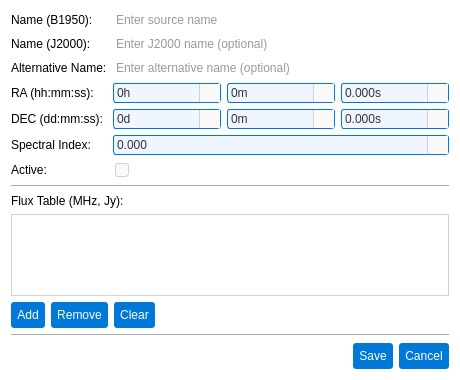
This is pastrocore/gui_pyside/dialog_edtior_source.ui in Torward1024/pAstroCORE as Qt 5 draws it before an edit. The edited form follows.
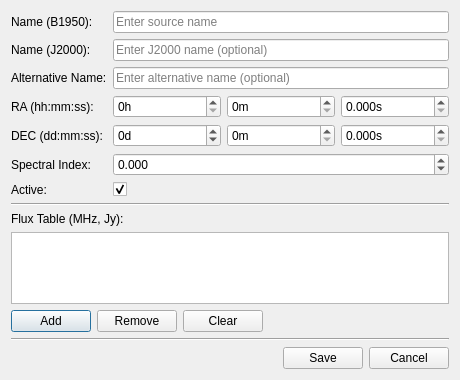
This is the edited form. Icons and pictures are not drawn.

```diff
--- a/pastrocore/gui_pyside/dialog_edtior_source.ui
+++ b/pastrocore/gui_pyside/dialog_edtior_source.ui
@@ -38,9 +38,6 @@
    <iconset resource="../gui/icons/icons.qrc">
     <normaloff>:/icons/edit_icon.svg</normaloff>:/icons/edit_icon.svg</iconset>
   </property>
-  <property name="styleSheet">
-   <string>background-color: #ffffff; font-family: Arial;</string>
-  </property>
   <property name="modal">
    <bool>true</bool>
   </property>
@@ -56,30 +53,6 @@
      </item>
      <item row="0" column="1">
       <widget class="QLineEdit" name="nameEdit">
-       <property name="styleSheet">
-        <string notr="true">QLineEdit {
-    font-family: Arial;
-    font-size: 9pt;
-    color: #333333;
-    padding: 1px;
-    border-radius: 3px;
-}
-QLineEdit[readOnly=&quot;true&quot;] {
-    border: 1px solid #d3d3d3;
-    background-color: #f9f9f9;
-}
-QLineEdit[readOnly=&quot;false&quot;] {
-    border: 1px solid #0078d7;
-    background-color: #f0f6ff;
-}
-QLineEdit[readOnly=&quot;false&quot;]:hover {
-    border: 1px solid #1a8cff;
-}
-QLineEdit[readOnly=&quot;false&quot;]:focus {
-    border: 1px solid #005bb5;
-    background-color: #ffffff;
-}</string>
-       </property>
        <property name="placeholderText">
         <string>Enter source name</string>
        </property>
@@ -94,30 +67,6 @@
      </item>
      <item row="1" column="1">
       <widget class="QLineEdit" name="nameJ2000Edit">
-       <property name="styleSheet">
-        <string notr="true">QLineEdit {
-    font-family: Arial;
-    font-size: 9pt;
-    color: #333333;
-    padding: 1px;
-    border-radius: 3px;
-}
-QLineEdit[readOnly=&quot;true&quot;] {
-    border: 1px solid #d3d3d3;
-    background-color: #f9f9f9;
-}
-QLineEdit[readOnly=&quot;false&quot;] {
-    border: 1px solid #0078d7;
-    background-color: #f0f6ff;
-}
-QLineEdit[readOnly=&quot;false&quot;]:hover {
-    border: 1px solid #1a8cff;
-}
-QLineEdit[readOnly=&quot;false&quot;]:focus {
-    border: 1px solid #005bb5;
-    background-color: #ffffff;
-}</string>
-       </property>
        <property name="placeholderText">
         <string>Enter J2000 name (optional)</string>
        </property>
@@ -132,30 +81,6 @@
      </item>
      <item row="2" column="1">
       <widget class="QLineEdit" name="altNameEdit">
-       <property name="styleSheet">
-        <string notr="true">QLineEdit {
-    font-family: Arial;
-    font-size: 9pt;
-    color: #333333;
-    padding: 1px;
-    border-radius: 3px;
-}
-QLineEdit[readOnly=&quot;true&quot;] {
-    border: 1px solid #d3d3d3;
-    background-color: #f9f9f9;
-}
-QLineEdit[readOnly=&quot;false&quot;] {
-    border: 1px solid #0078d7;
-    background-color: #f0f6ff;
-}
-QLineEdit[readOnly=&quot;false&quot;]:hover {
-    border: 1px solid #1a8cff;
-}
-QLineEdit[readOnly=&quot;false&quot;]:focus {
-    border: 1px solid #005bb5;
-    background-color: #ffffff;
-}</string>
-       </property>
        <property name="placeholderText">
         <string>Enter alternative name (optional)</string>
        </property>
@@ -172,78 +97,6 @@
       <layout class="QHBoxLayout" name="raLayout">
        <item>
         <widget class="QDoubleSpinBox" name="raHEdit">
-         <property name="styleSheet">
-          <string notr="true">/* Base style for QDoubleSpinBox */
-QDoubleSpinBox {
-    font-family: Arial;
-    font-size: 9pt;
-    color: #333333;
-    padding: 1px;
-    padding-right: 20px;
-    border-radius: 3px;
-    background-color: #f9f9f9; /* Matches readOnly QLineEdit background */
-    border: 1px solid #d3d3d3; /* Matches readOnly QLineEdit border */
-}
-
-/* Editable state */
-QDoubleSpinBox:editable {
-    background-color: #f0f6ff; /* Matches editable QComboBox background */
-    border: 1px solid #0078d7; /* Matches editable QComboBox border */
-}
-
-/* Editable hover state */
-QDoubleSpinBox:editable:hover {
-    border: 1px solid #1a8cff; /* Matches editable QComboBox:hover border */
-}
-
-/* Editable focus state */
-QDoubleSpinBox:editable:focus {
-    border: 1px solid #005bb5; /* Matches editable QComboBox:focus border */
-    background-color: #ffffff; /* Matches editable QComboBox:focus background */
-}
-
-/* Non-editable state */
-QDoubleSpinBox:!editable {
-    background-color: #f0f6ff; /* Matches non-editable QComboBox background */
-    border: 1px solid #0078d7; /* Matches non-editable QComboBox border */
-}
-
-/* Non-editable hover state */
-QDoubleSpinBox:!editable:hover {
-    border: 1px solid #1a8cff; /* Matches non-editable QComboBox:hover border */
-}
-
-/* Non-editable focus state */
-QDoubleSpinBox:!editable:focus {
-    border: 1px solid #005bb5; /* Matches non-editable QComboBox:focus border */
-    background-color: #ffffff; /* Matches non-editable QComboBox:focus background */
-}
-
-/* Styling for up/down buttons */
-QDoubleSpinBox::up-button, QDoubleSpinBox::down-button {
-    subcontrol-origin: padding;
-    width: 20px;
-    border-left: 1px solid #d3d3d3; /* Visual separation like QComboBox drop-down */
-    background-color: #f9f9f9; /* Matches QComboBox drop-down background */
-}
-/* Hover state for up/down buttons */
-QDoubleSpinBox::up-button:hover, QDoubleSpinBox::down-button:hover {
-    background-color: #0078d7; /* Matches QComboBox drop-down:hover */
-}
-
-/* Up arrow styling */
-QDoubleSpinBox::up-arrow {
-    width: 12px;
-    height: 12px;
-    image: url(:/icons/up_arrow_icon.svg); /* Ensure this icon exists */
-}
-/* Down arrow styling */
-QDoubleSpinBox::down-arrow {
-    width: 12px;
-    height: 12px;
-    image: url(:/icons/down_arrow_icon.svg); /* Matches QComboBox down-arrow */
-}</string>
-         </property>
          <property name="suffix">
           <string>h</string>
          </property>
@@ -257,78 +110,6 @@
        </item>
        <item>
         <widget class="QDoubleSpinBox" name="raMEdit">
-         <property name="styleSheet">
-          <string notr="true">/* Base style for QDoubleSpinBox */
-QDoubleSpinBox {
-    font-family: Arial;
-    font-size: 9pt;
-    color: #333333;
-    padding: 1px;
-    padding-right: 20px;
-    border-radius: 3px;
-    background-color: #f9f9f9; /* Matches readOnly QLineEdit background */
-    border: 1px solid #d3d3d3; /* Matches readOnly QLineEdit border */
-}
-
-/* Editable state */
-QDoubleSpinBox:editable {
-    background-color: #f0f6ff; /* Matches editable QComboBox background */
-    border: 1px solid #0078d7; /* Matches editable QComboBox border */
-}
-
-/* Editable hover state */
-QDoubleSpinBox:editable:hover {
-    border: 1px solid #1a8cff; /* Matches editable QComboBox:hover border */
-}
-
-/* Editable focus state */
-QDoubleSpinBox:editable:focus {
-    border: 1px solid #005bb5; /* Matches editable QComboBox:focus border */
-    background-color: #ffffff; /* Matches editable QComboBox:focus background */
-}
-
-/* Non-editable state */
-QDoubleSpinBox:!editable {
-    background-color: #f0f6ff; /* Matches non-editable QComboBox background */
-    border: 1px solid #0078d7; /* Matches non-editable QComboBox border */
-}
-
-/* Non-editable hover state */
-QDoubleSpinBox:!editable:hover {
-    border: 1px solid #1a8cff; /* Matches non-editable QComboBox:hover border */
-}
-
-/* Non-editable focus state */
-QDoubleSpinBox:!editable:focus {
-    border: 1px solid #005bb5; /* Matches non-editable QComboBox:focus border */
-    background-color: #ffffff; /* Matches non-editable QComboBox:focus background */
-}
-
-/* Styling for up/down buttons */
-QDoubleSpinBox::up-button, QDoubleSpinBox::down-button {
-    subcontrol-origin: padding;
-    width: 20px;
-    border-left: 1px solid #d3d3d3; /* Visual separation like QComboBox drop-down */
-    background-color: #f9f9f9; /* Matches QComboBox drop-down background */
-}
-/* Hover state for up/down buttons */
-QDoubleSpinBox::up-button:hover, QDoubleSpinBox::down-button:hover {
-    background-color: #0078d7; /* Matches QComboBox drop-down:hover */
-}
-
-/* Up arrow styling */
-QDoubleSpinBox::up-arrow {
-    width: 12px;
-    height: 12px;
-    image: url(:/icons/up_arrow_icon.svg); /* Ensure this icon exists */
-}
-/* Down arrow styling */
-QDoubleSpinBox::down-arrow {
-    width: 12px;
-    height: 12px;
-    image: url(:/icons/down_arrow_icon.svg); /* Matches QComboBox down-arrow */
-}</string>
-         </property>
          <property name="suffix">
           <string>m</string>
          </property>
@@ -342,78 +123,6 @@
        </item>
        <item>
         <widget class="QDoubleSpinBox" name="raSEdit">
-         <property name="styleSheet">
-          <string notr="true">/* Base style for QDoubleSpinBox */
-QDoubleSpinBox {
-    font-family: Arial;
-    font-size: 9pt;
-    color: #333333;
-    padding: 1px;
-    padding-right: 20px;
-    border-radius: 3px;
-    background-color: #f9f9f9; /* Matches readOnly QLineEdit background */
-    border: 1px solid #d3d3d3; /* Matches readOnly QLineEdit border */
-}
-
-/* Editable state */
-QDoubleSpinBox:editable {
-    background-color: #f0f6ff; /* Matches editable QComboBox background */
-    border: 1px solid #0078d7; /* Matches editable QComboBox border */
-}
-
-/* Editable hover state */
-QDoubleSpinBox:editable:hover {
-    border: 1px solid #1a8cff; /* Matches editable QComboBox:hover border */
-}
-
-/* Editable focus state */
-QDoubleSpinBox:editable:focus {
-    border: 1px solid #005bb5; /* Matches editable QComboBox:focus border */
-    background-color: #ffffff; /* Matches editable QComboBox:focus background */
-}
-
-/* Non-editable state */
-QDoubleSpinBox:!editable {
-    background-color: #f0f6ff; /* Matches non-editable QComboBox background */
-    border: 1px solid #0078d7; /* Matches non-editable QComboBox border */
-}
-
-/* Non-editable hover state */
-QDoubleSpinBox:!editable:hover {
-    border: 1px solid #1a8cff; /* Matches non-editable QComboBox:hover border */
-}
-
-/* Non-editable focus state */
-QDoubleSpinBox:!editable:focus {
-    border: 1px solid #005bb5; /* Matches non-editable QComboBox:focus border */
-    background-color: #ffffff; /* Matches non-editable QComboBox:focus background */
-}
-
-/* Styling for up/down buttons */
-QDoubleSpinBox::up-button, QDoubleSpinBox::down-button {
-    subcontrol-origin: padding;
-    width: 20px;
-    border-left: 1px solid #d3d3d3; /* Visual separation like QComboBox drop-down */
-    background-color: #f9f9f9; /* Matches QComboBox drop-down background */
-}
-/* Hover state for up/down buttons */
-QDoubleSpinBox::up-button:hover, QDoubleSpinBox::down-button:hover {
-    background-color: #0078d7; /* Matches QComboBox drop-down:hover */
-}
-
-/* Up arrow styling */
-QDoubleSpinBox::up-arrow {
-    width: 12px;
-    height: 12px;
-    image: url(:/icons/up_arrow_icon.svg); /* Ensure this icon exists */
-}
-/* Down arrow styling */
-QDoubleSpinBox::down-arrow {
-    width: 12px;
-    height: 12px;
-    image: url(:/icons/down_arrow_icon.svg); /* Matches QComboBox down-arrow */
-}</string>
-         </property>
          <property name="suffix">
           <string>s</string>
          </property>
@@ -438,78 +147,6 @@
       <layout class="QHBoxLayout" name="decLayout">
        <item>
         <widget class="QDoubleSpinBox" name="deDEdit">
-         <property name="styleSheet">
-          <string notr="true">/* Base style for QDoubleSpinBox */
-QDoubleSpinBox {
-    font-family: Arial;
-    font-size: 9pt;
-    color: #333333;
-    padding: 1px;
-    padding-right: 20px;
-    border-radius: 3px;
-    background-color: #f9f9f9; /* Matches readOnly QLineEdit background */
-    border: 1px solid #d3d3d3; /* Matches readOnly QLineEdit border */
-}
-
-/* Editable state */
-QDoubleSpinBox:editable {
-    background-color: #f0f6ff; /* Matches editable QComboBox background */
-    border: 1px solid #0078d7; /* Matches editable QComboBox border */
-}
-
-/* Editable hover state */
-QDoubleSpinBox:editable:hover {
-    border: 1px solid #1a8cff; /* Matches editable QComboBox:hover border */
-}
-
-/* Editable focus state */
-QDoubleSpinBox:editable:focus {
-    border: 1px solid #005bb5; /* Matches editable QComboBox:focus border */
-    background-color: #ffffff; /* Matches editable QComboBox:focus background */
-}
-
-/* Non-editable state */
-QDoubleSpinBox:!editable {
-    background-color: #f0f6ff; /* Matches non-editable QComboBox background */
-    border: 1px solid #0078d7; /* Matches non-editable QComboBox border */
-}
-
-/* Non-editable hover state */
-QDoubleSpinBox:!editable:hover {
-    border: 1px solid #1a8cff; /* Matches non-editable QComboBox:hover border */
-}
-
-/* Non-editable focus state */
-QDoubleSpinBox:!editable:focus {
-    border: 1px solid #005bb5; /* Matches non-editable QComboBox:focus border */
-    background-color: #ffffff; /* Matches non-editable QComboBox:focus background */
-}
-
-/* Styling for up/down buttons */
-QDoubleSpinBox::up-button, QDoubleSpinBox::down-button {
-    subcontrol-origin: padding;
-    width: 20px;
-    border-left: 1px solid #d3d3d3; /* Visual separation like QComboBox drop-down */
-    background-color: #f9f9f9; /* Matches QComboBox drop-down background */
-}
-/* Hover state for up/down buttons */
-QDoubleSpinBox::up-button:hover, QDoubleSpinBox::down-button:hover {
-    background-color: #0078d7; /* Matches QComboBox drop-down:hover */
-}
-
-/* Up arrow styling */
-QDoubleSpinBox::up-arrow {
-    width: 12px;
-    height: 12px;
-    image: url(:/icons/up_arrow_icon.svg); /* Ensure this icon exists */
-}
-/* Down arrow styling */
-QDoubleSpinBox::down-arrow {
-    width: 12px;
-    height: 12px;
-    image: url(:/icons/down_arrow_icon.svg); /* Matches QComboBox down-arrow */
-}</string>
-         </property>
          <property name="suffix">
           <string>d</string>
          </property>
@@ -526,78 +163,6 @@
        </item>
        <item>
         <widget class="QDoubleSpinBox" name="deMEdit">
-         <property name="styleSheet">
-          <string notr="true">/* Base style for QDoubleSpinBox */
-QDoubleSpinBox {
-    font-family: Arial;
-    font-size: 9pt;
-    color: #333333;
-    padding: 1px;
-    padding-right: 20px;
-    border-radius: 3px;
-    background-color: #f9f9f9; /* Matches readOnly QLineEdit background */
-    border: 1px solid #d3d3d3; /* Matches readOnly QLineEdit border */
-}
-
-/* Editable state */
-QDoubleSpinBox:editable {
-    background-color: #f0f6ff; /* Matches editable QComboBox background */
-    border: 1px solid #0078d7; /* Matches editable QComboBox border */
-}
-
-/* Editable hover state */
-QDoubleSpinBox:editable:hover {
-    border: 1px solid #1a8cff; /* Matches editable QComboBox:hover border */
-}
-
-/* Editable focus state */
-QDoubleSpinBox:editable:focus {
-    border: 1px solid #005bb5; /* Matches editable QComboBox:focus border */
-    background-color: #ffffff; /* Matches editable QComboBox:focus background */
-}
-
-/* Non-editable state */
-QDoubleSpinBox:!editable {
-    background-color: #f0f6ff; /* Matches non-editable QComboBox background */
-    border: 1px solid #0078d7; /* Matches non-editable QComboBox border */
-}
-
-/* Non-editable hover state */
-QDoubleSpinBox:!editable:hover {
-    border: 1px solid #1a8cff; /* Matches non-editable QComboBox:hover border */
-}
-
-/* Non-editable focus state */
-QDoubleSpinBox:!editable:focus {
-    border: 1px solid #005bb5; /* Matches non-editable QComboBox:focus border */
-    background-color: #ffffff; /* Matches non-editable QComboBox:focus background */
-}
-
-/* Styling for up/down buttons */
-QDoubleSpinBox::up-button, QDoubleSpinBox::down-button {
-    subcontrol-origin: padding;
-    width: 20px;
-    border-left: 1px solid #d3d3d3; /* Visual separation like QComboBox drop-down */
-    background-color: #f9f9f9; /* Matches QComboBox drop-down background */
-}
-/* Hover state for up/down buttons */
-QDoubleSpinBox::up-button:hover, QDoubleSpinBox::down-button:hover {
-    background-color: #0078d7; /* Matches QComboBox drop-down:hover */
-}
-
-/* Up arrow styling */
-QDoubleSpinBox::up-arrow {
-    width: 12px;
-    height: 12px;
-    image: url(:/icons/up_arrow_icon.svg); /* Ensure this icon exists */
-}
-/* Down arrow styling */
-QDoubleSpinBox::down-arrow {
-    width: 12px;
-    height: 12px;
-    image: url(:/icons/down_arrow_icon.svg); /* Matches QComboBox down-arrow */
-}</string>
-         </property>
          <property name="suffix">
           <string>m</string>
          </property>
@@ -611,78 +176,6 @@
        </item>
        <item>
         <widget class="QDoubleSpinBox" name="deSEdit">
-         <property name="styleSheet">
-          <string notr="true">/* Base style for QDoubleSpinBox */
-QDoubleSpinBox {
-    font-family: Arial;
-    font-size: 9pt;
-    color: #333333;
-    padding: 1px;
-    padding-right: 20px;
-    border-radius: 3px;
-    background-color: #f9f9f9; /* Matches readOnly QLineEdit background */
-    border: 1px solid #d3d3d3; /* Matches readOnly QLineEdit border */
-}
-
-/* Editable state */
-QDoubleSpinBox:editable {
-    background-color: #f0f6ff; /* Matches editable QComboBox background */
-    border: 1px solid #0078d7; /* Matches editable QComboBox border */
-}
-
-/* Editable hover state */
-QDoubleSpinBox:editable:hover {
-    border: 1px solid #1a8cff; /* Matches editable QComboBox:hover border */
-}
-
-/* Editable focus state */
-QDoubleSpinBox:editable:focus {
-    border: 1px solid #005bb5; /* Matches editable QComboBox:focus border */
-    background-color: #ffffff; /* Matches editable QComboBox:focus background */
-}
-
-/* Non-editable state */
-QDoubleSpinBox:!editable {
-    background-color: #f0f6ff; /* Matches non-editable QComboBox background */
-    border: 1px solid #0078d7; /* Matches non-editable QComboBox border */
-}
-
-/* Non-editable hover state */
-QDoubleSpinBox:!editable:hover {
-    border: 1px solid #1a8cff; /* Matches non-editable QComboBox:hover border */
-}
-
-/* Non-editable focus state */
-QDoubleSpinBox:!editable:focus {
-    border: 1px solid #005bb5; /* Matches non-editable QComboBox:focus border */
-    background-color: #ffffff; /* Matches non-editable QComboBox:focus background */
-}
-
-/* Styling for up/down buttons */
-QDoubleSpinBox::up-button, QDoubleSpinBox::down-button {
-    subcontrol-origin: padding;
-    width: 20px;
-    border-left: 1px solid #d3d3d3; /* Visual separation like QComboBox drop-down */
-    background-color: #f9f9f9; /* Matches QComboBox drop-down background */
-}
-/* Hover state for up/down buttons */
-QDoubleSpinBox::up-button:hover, QDoubleSpinBox::down-button:hover {
-    background-color: #0078d7; /* Matches QComboBox drop-down:hover */
-}
-
-/* Up arrow styling */
-QDoubleSpinBox::up-arrow {
-    width: 12px;
-    height: 12px;
-    image: url(:/icons/up_arrow_icon.svg); /* Ensure this icon exists */
-}
-/* Down arrow styling */
-QDoubleSpinBox::down-arrow {
-    width: 12px;
-    height: 12px;
-    image: url(:/icons/down_arrow_icon.svg); /* Matches QComboBox down-arrow */
-}</string>
-         </property>
          <property name="suffix">
           <string>s</string>
          </property>
@@ -705,78 +198,6 @@
      </item>
      <item row="5" column="1">
       <widget class="QDoubleSpinBox" name="spectralIndexEdit">
-       <property name="styleSheet">
-        <string notr="true">/* Base style for QDoubleSpinBox */
-QDoubleSpinBox {
-    font-family: Arial;
-    font-size: 9pt;
-    color: #333333;
-    padding: 1px;
-    padding-right: 20px;
-    border-radius: 3px;
-    background-color: #f9f9f9; /* Matches readOnly QLineEdit background */
-    border: 1px solid #d3d3d3; /* Matches readOnly QLineEdit border */
-}
-
-/* Editable state */
-QDoubleSpinBox:editable {
-    background-color: #f0f6ff; /* Matches editable QComboBox background */
-    border: 1px solid #0078d7; /* Matches editable QComboBox border */
-}
-
-/* Editable hover state */
-QDoubleSpinBox:editable:hover {
-    border: 1px solid #1a8cff; /* Matches editable QComboBox:hover border */
-}
-
-/* Editable focus state */
-QDoubleSpinBox:editable:focus {
-    border: 1px solid #005bb5; /* Matches editable QComboBox:focus border */
-    background-color: #ffffff; /* Matches editable QComboBox:focus background */
-}
-
-/* Non-editable state */
-QDoubleSpinBox:!editable {
-    background-color: #f0f6ff; /* Matches non-editable QComboBox background */
-    border: 1px solid #0078d7; /* Matches non-editable QComboBox border */
-}
-
-/* Non-editable hover state */
-QDoubleSpinBox:!editable:hover {
-    border: 1px solid #1a8cff; /* Matches non-editable QComboBox:hover border */
-}
-
-/* Non-editable focus state */
-QDoubleSpinBox:!editable:focus {
-    border: 1px solid #005bb5; /* Matches non-editable QComboBox:focus border */
-    background-color: #ffffff; /* Matches non-editable QComboBox:focus background */
-}
-
-/* Styling for up/down buttons */
-QDoubleSpinBox::up-button, QDoubleSpinBox::down-button {
-    subcontrol-origin: padding;
-    width: 20px;
-    border-left: 1px solid #d3d3d3; /* Visual separation like QComboBox drop-down */
-    background-color: #f9f9f9; /* Matches QComboBox drop-down background */
-}
-/* Hover state for up/down buttons */
-QDoubleSpinBox::up-button:hover, QDoubleSpinBox::down-button:hover {
-    background-color: #0078d7; /* Matches QComboBox drop-down:hover */
-}
-
-/* Up arrow styling */
-QDoubleSpinBox::up-arrow {
-    width: 12px;
-    height: 12px;
-    image: url(:/icons/up_arrow_icon.svg); /* Ensure this icon exists */
-}
-/* Down arrow styling */
-QDoubleSpinBox::down-arrow {
-    width: 12px;
-    height: 12px;
-    image: url(:/icons/down_arrow_icon.svg); /* Matches QComboBox down-arrow */
-}</string>
-       </property>
        <property name="decimals">
         <number>3</number>
        </property>
@@ -800,85 +221,6 @@
      </item>
      <item row="6" column="1">
       <widget class="QCheckBox" name="isActiveCheckBox">
-       <property name="styleSheet">
-        <string notr="true">/* Основной стиль QCheckBox */
-QCheckBox {
-    font-family: Arial;
-    font-size: 9pt;
-    color: #333333;
-    spacing: 6px;
-    padding: 2px;
-    outline: none;
-}
-
-QCheckBox::item {
-    padding: 2px;
-}
-
-/* Индикатор чекбокса */
-QCheckBox::indicator {
-    width: 12px;
-    height: 12px;
-    border-radius: 3px;
-    border: 1px solid #d3d3d3;
-    background-color: #f9f9f9;
-}
-
-/* Unchecked состояние */
-QCheckBox::indicator:unchecked {
-    border: 1px solid #d3d3d3;
-    background-color: #f9f9f9;
-    image: none;
-}
-
-QCheckBox::indicator:unchecked:hover {
-    border: 1px solid #1a8cff;
-    background-color: #f0f6ff;
-    image: none;
-}
-
-QCheckBox::indicator:unchecked:focus {
-    border: 1px solid #005bb5;
-    background-color: #f0f6ff;
-    image: none;
-}
-
-/* Checked состояние - БЕЛЫЙ ФОН, стандартная граница */
-QCheckBox::indicator:checked {
-    border: 1px solid #0078d7;
-    background-color: #ffffff; /* Белый фон */
-    image: url(:/icons/check_icon.svg);
-}
-
-QCheckBox::indicator:checked:hover {
-    border: 1px solid #1a8cff; /* Стандартная толщина */
-    background-color: #ffffff; /* Белый фон */
-    image: url(:/icons/check_icon_hover.svg);
-}
-
-QCheckBox::indicator:checked:focus {
-    border: 1px solid #005bb5; /* Стандартная толщина */
-    background-color: #ffffff; /* Белый фон */
-    image: url(:/icons/check_icon.svg);
-}
-
-/* Disabled состояния */
-QCheckBox::indicator:unchecked:disabled {
-    border: 1px solid #e0e0e0;
-    background-color: #f5f5f5;
-    image: none;
-}
-
-QCheckBox::indicator:checked:disabled {
-    border: 1px solid #cccccc;
-    background-color: #f0f0f0; /* Светло-серый фон */
-    image: url(:/icons/check_icon_disabled.svg);
-}
-
-QCheckBox:disabled {
-    color: #999999;
-}</string>
-       </property>
        <property name="checked">
         <bool>true</bool>
        </property>
@@ -899,9 +241,6 @@
       <layout class="QHBoxLayout" name="horizontalLayout">
        <item>
         <widget class="QPushButton" name="addFluxButton">
-         <property name="styleSheet">
-          <string>background-color: #0078d7; color: #ffffff; padding: 6px; border-radius: 3px;</string>
-         </property>
          <property name="text">
           <string>Add</string>
          </property>
@@ -909,23 +248,6 @@
        </item>
        <item>
         <widget class="QPushButton" name="removeFluxButton">
-         <property name="styleSheet">
-          <string notr="true">QPushButton {
-    background-color: #0078d7;
-    color: #ffffff;
-    padding: 6px;
-    border-radius: 3px;
-    border: none;
-}
-QPushButton:hover {
-    background-color: #1a8cff; /* Светлее при наведении */
-}
-QPushButton:pressed {
-    background-color: #005bb5; /* Темнее при нажатии */
-    padding-top: 7px; /* Легкое смещение вниз для эффекта &quot;продавливания&quot; */
-    padding-bottom: 5px;
-}</string>
-         </property>
          <property name="text">
           <string>Remove</string>
          </property>
@@ -933,23 +255,6 @@
        </item>
        <item>
         <widget class="QPushButton" name="clearFluxButton">
-         <property name="styleSheet">
-          <string notr="true">QPushButton {
-    background-color: #0078d7;
-    color: #ffffff;
-    padding: 6px;
-    border-radius: 3px;
-    border: none;
-}
-QPushButton:hover {
-    background-color: #1a8cff; /* Светлее при наведении */
-}
-QPushButton:pressed {
-    background-color: #005bb5; /* Темнее при нажатии */
-    padding-top: 7px; /* Легкое смещение вниз для эффекта &quot;продавливания&quot; */
-    padding-bottom: 5px;
-}</string>
-         </property>
          <property name="text">
           <string>Clear</string>
          </property>
@@ -972,61 +277,6 @@
      </item>
      <item row="1" column="0">
       <widget class="QTableView" name="fluxTable">
-       <property name="styleSheet">
-        <string notr="true">/* QTableView and QHeaderView styles for pAstroCORE */
-
-/* Table View */
-QTableView, QTableWidget {
-    background-color: #ffffff;
-    gridline-color: #d3d3d3;
-    color: #333333;
-    font-family: Arial, sans-serif;
-    font-size: 9pt;
-    border: 1px solid #d3d3d3; /* External border for table */
-}
-
-QTableView::item:selected, QTableWidget::item:selected {
-    background-color: #0078d7;
-    color: #ffffff;
-}
-
-QTableView::item:hover, QTableWidget::item:hover {
-    background-color: #1a8cff;
-    color: #ffffff;
-}
-
-/* Header View */
-QHeaderView {
-    background-color: #f9f9f9;
-    border: none; /* No external border to avoid doubling with QTableView */
-    border-bottom: 1px solid #d3d3d3; /* Bottom border to separate from content */
-}
-
-QHeaderView::section {
-    background-color: #f9f9f9;
-    color: #333333;
-    border-bottom: none; /* No bottom border, handled by QHeaderView */
-    border-right: none; /* Avoid doubling with adjacent sections */
-    border-left: none; /* Clean look */
-    border-top: none; /* Clean look */
-    padding: 4px;
-    font-family: Arial, sans-serif;
-    font-size: 9pt;
-}
-
-QHeaderView::section:horizontal {
-    border-right: 1px solid #d3d3d3; /* Separator between columns */
-}
-
-QHeaderView::section:vertical {
-    border-bottom: 1px solid #d3d3d3; /* Separator between rows */
-}
-
-QHeaderView::section:hover {
-    background-color: #1a8cff;
-    color: #ffffff;
-}</string>
-       </property>
        <property name="editTriggers">
         <set>QAbstractItemView::EditTrigger::DoubleClicked|QAbstractItemView::EditTrigger::EditKeyPressed</set>
        </property>
@@ -1081,23 +331,6 @@
      </item>
      <item>
       <widget class="QPushButton" name="saveButton">
-       <property name="styleSheet">
-        <string notr="true">QPushButton {
-    background-color: #0078d7;
-    color: #ffffff;
-    padding: 6px;
-    border-radius: 3px;
-    border: none;
-}
-QPushButton:hover {
-    background-color: #1a8cff; /* Светлее при наведении */
-}
-QPushButton:pressed {
-    background-color: #005bb5; /* Темнее при нажатии */
-    padding-top: 7px; /* Легкое смещение вниз для эффекта &quot;продавливания&quot; */
-    padding-bottom: 5px;
-}</string>
-       </property>
        <property name="text">
         <string>Save</string>
        </property>
@@ -1105,23 +338,6 @@
      </item>
      <item>
       <widget class="QPushButton" name="cancelButton">
-       <property name="styleSheet">
-        <string notr="true">QPushButton {
-    background-color: #0078d7;
-    color: #ffffff;
-    padding: 6px;
-    border-radius: 3px;
-    border: none;
-}
-QPushButton:hover {
-    background-color: #1a8cff; /* Светлее при наведении */
-}
-QPushButton:pressed {
-    background-color: #005bb5; /* Темнее при нажатии */
-    padding-top: 7px; /* Легкое смещение вниз для эффекта &quot;продавливания&quot; */
-    padding-bottom: 5px;
-}</string>
-       </property>
        <property name="text">
         <string>Cancel</string>
        </property>
```
Left out of the diff: 2 changed lines with no effect on the pictures.
